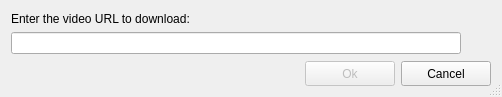
Before: the Qt Designer form ui/addvideo.ui in ckorn/xvst, drawn with Qt 5.
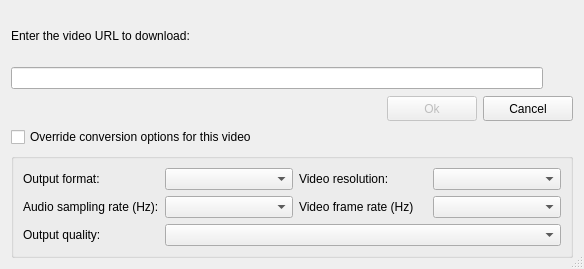
After: the same form once the commit is applied. Icons and pictures are not drawn.

Commit message: - Added custom conversion options in "Add form"

The edit to the form file:
```diff
--- a/ui/addvideo.ui
+++ b/ui/addvideo.ui
@@ -1,12 +1,12 @@
 <ui version="4.0" >
  <class>AddVideo</class>
- <widget class="QDialog" name="AddVideo" >
-  <property name="geometry" >
+ <widget class="QDialog" name="AddVideo">
+  <property name="geometry">
    <rect>
     <x>0</x>
     <y>0</y>
-    <width>502</width>
-    <height>97</height>
+    <width>584</width>
+    <height>269</height>
    </rect>
   </property>
   <property name="minimumSize" >
@@ -30,66 +30,71 @@
   <property name="sizeGripEnabled" >
    <bool>true</bool>
   </property>
-  <layout class="QGridLayout" >
-   <item row="0" column="0" colspan="2" >
-    <widget class="QLabel" name="lblTitle" >
-     <property name="text" >
+  <layout class="QGridLayout" name="gridLayout_2">
+   <item row="0" column="0">
+    <widget class="QLabel" name="lblTitle">
+     <property name="text">
       <string>Enter the video URL to download:</string>
      </property>
     </widget>
    </item>
-   <item row="1" column="0" >
-    <widget class="QLineEdit" name="edtURL" >
-     <property name="enabled" >
-      <bool>true</bool>
-     </property>
-     <property name="minimumSize" >
-      <size>
-       <width>0</width>
-       <height>21</height>
-      </size>
-     </property>
-     <property name="whatsThis" >
-      <string>URL of the video to downloaded</string>
-     </property>
-     <property name="accessibleName" >
-      <string>Video URL</string>
-     </property>
-     <property name="accessibleDescription" >
-      <string>URL of the video to downloaded</string>
-     </property>
-    </widget>
+   <item row="1" column="0">
+    <layout class="QHBoxLayout" name="horizontalLayout">
+     <item>
+      <widget class="QLineEdit" name="edtURL">
+       <property name="enabled">
+        <bool>true</bool>
+       </property>
+       <property name="minimumSize">
+        <size>
+         <width>0</width>
+         <height>21</height>
+        </size>
+       </property>
+       <property name="whatsThis">
+        <string>URL of the video to downloaded</string>
+       </property>
+       <property name="accessibleName">
+        <string>Video URL</string>
+       </property>
+       <property name="accessibleDescription">
+        <string>URL of the video to downloaded</string>
+       </property>
+      </widget>
+     </item>
+     <item>
+      <widget class="QToolButton" name="spbPasteURL">
+       <property name="toolTip">
+        <string>Paste URL from clipboard</string>
+       </property>
+       <property name="whatsThis">
+        <string>Paste the current clipboard content (only text)</string>
+       </property>
+       <property name="accessibleName">
+        <string>Paste URL from clipboard</string>
+       </property>
+       <property name="accessibleDescription">
+        <string>Paste the current clipboard content (only text)</string>
+       </property>
+       <property name="text">
+        <string/>
+       </property>
+       <property name="icon">
+        <iconset>
+         <normaloff>:/buttons/images/paste_plain.png</normaloff>:/buttons/images/paste_plain.png</iconset>
+       </property>
+       <property name="autoRaise">
+        <bool>true</bool>
+       </property>
+      </widget>
+     </item>
+    </layout>
    </item>
-   <item row="1" column="1" >
-    <widget class="QToolButton" name="spbPasteURL" >
-     <property name="toolTip" >
-      <string>Paste URL from clipboard</string>
-     </property>
-     <property name="whatsThis" >
-      <string>Paste the current clipboard content (only text)</string>
-     </property>
-     <property name="accessibleName" >
-      <string>Paste URL from clipboard</string>
-     </property>
-     <property name="accessibleDescription" >
-      <string>Paste the current clipboard content (only text)</string>
-     </property>
-     <property name="text" >
-      <string/>
-     </property>
-     <property name="icon" >
-      <iconset resource="../resources/resources.qrc" >:/buttons/images/paste_plain.png</iconset>
-     </property>
-     <property name="autoRaise" >
-      <bool>true</bool>
-     </property>
-    </widget>
-   </item>
-   <item row="2" column="0" colspan="2" >
-    <layout class="QHBoxLayout" >
+   <item row="2" column="0">
+    <layout class="QHBoxLayout">
      <item>
-      <widget class="QLabel" name="imgService" >
-       <property name="minimumSize" >
+      <widget class="QLabel" name="imgService">
+       <property name="minimumSize">
         <size>
          <width>16</width>
          <height>16</height>
@@ -110,8 +115,8 @@
       </widget>
      </item>
      <item>
-      <widget class="QLabel" name="lblVideoService" >
-       <property name="text" >
+      <widget class="QLabel" name="lblVideoService">
+       <property name="text">
         <string/>
        </property>
       </widget>
@@ -130,8 +135,8 @@
       </spacer>
      </item>
      <item>
-      <widget class="QPushButton" name="btnOk" >
-       <property name="enabled" >
+      <widget class="QPushButton" name="btnOk">
+       <property name="enabled">
         <bool>false</bool>
        </property>
        <property name="minimumSize" >
@@ -170,8 +175,8 @@
       </widget>
      </item>
      <item>
-      <widget class="QPushButton" name="btnCancel" >
-       <property name="minimumSize" >
+      <widget class="QPushButton" name="btnCancel">
+       <property name="minimumSize">
         <size>
          <width>90</width>
          <height>25</height>
@@ -205,6 +210,140 @@
      </item>
     </layout>
    </item>
+   <item row="4" column="0">
+    <widget class="QGroupBox" name="gpbVideoConversion">
+     <property name="whatsThis">
+      <string>Enable/disable the video conversions</string>
+     </property>
+     <property name="accessibleName">
+      <string>Convert videos</string>
+     </property>
+     <property name="accessibleDescription">
+      <string>Enable/disable the video conversions</string>
+     </property>
+     <property name="title">
+      <string/>
+     </property>
+     <property name="flat">
+      <bool>false</bool>
+     </property>
+     <property name="checkable">
+      <bool>false</bool>
+     </property>
+     <property name="checked">
+      <bool>false</bool>
+     </property>
+     <layout class="QGridLayout" name="gridLayout">
+      <item row="0" column="0">
+       <widget class="QLabel" name="lblOutputFormat">
+        <property name="text">
+         <string>Output format:</string>
+        </property>
+       </widget>
+      </item>
+      <item row="0" column="1">
+       <widget class="QComboBox" name="cmbOutputFormat">
+        <property name="whatsThis">
+         <string>Video output format</string>
+        </property>
+        <property name="accessibleName">
+         <string>Video output format combobox</string>
+        </property>
+        <property name="accessibleDescription">
+         <string>Video output format</string>
+        </property>
+       </widget>
+      </item>
+      <item row="0" column="2">
+       <widget class="QLabel" name="lblVideoResolution">
+        <property name="text">
+         <string>Video resolution:</string>
+        </property>
+       </widget>
+      </item>
+      <item row="0" column="3">
+       <widget class="QComboBox" name="cmbVideoResolution">
+        <property name="whatsThis">
+         <string>Video resolution</string>
+        </property>
+        <property name="accessibleName">
+         <string>Video resolution combobox</string>
+        </property>
+        <property name="accessibleDescription">
+         <string>Video resolution</string>
+        </property>
+       </widget>
+      </item>
+      <item row="1" column="0">
+       <widget class="QLabel" name="lblAudioSampling">
+        <property name="text">
+         <string>Audio sampling rate (Hz):</string>
+        </property>
+       </widget>
+      </item>
+      <item row="1" column="1">
+       <widget class="QComboBox" name="cmbAudioSampling">
+        <property name="whatsThis">
+         <string>Video audio sampling rate (Hz)</string>
+        </property>
+        <property name="accessibleName">
+         <string>Video audio sampling rate combobox</string>
+        </property>
+        <property name="accessibleDescription">
+         <string>Video audio sampling rate (Hz)</string>
+        </property>
+       </widget>
+      </item>
+      <item row="1" column="2">
+       <widget class="QLabel" name="lblVideoFrameRate">
+        <property name="text">
+         <string>Video frame rate (Hz)</string>
+        </property>
+       </widget>
+      </item>
+      <item row="1" column="3">
+       <widget class="QComboBox" name="cmbVideoFrameRate">
+        <property name="whatsThis">
+         <string>Video frame rate (Hz)</string>
+        </property>
+        <property name="accessibleName">
+         <string>Video frame rate combobox</string>
+        </property>
+        <property name="accessibleDescription">
+         <string>Video frame rate (Hz)</string>
+        </property>
+       </widget>
+      </item>
+      <item row="2" column="0">
+       <widget class="QLabel" name="lblOutputQuality">
+        <property name="text">
+         <string>Output quality:</string>
+        </property>
+       </widget>
+      </item>
+      <item row="2" column="1" colspan="3">
+       <widget class="QComboBox" name="cmbOutputQuality">
+        <property name="whatsThis">
+         <string>General video output quality</string>
+        </property>
+        <property name="accessibleName">
+         <string>General video output quality combobox</string>
+        </property>
+        <property name="accessibleDescription">
+         <string>General video output quality</string>
+        </property>
+       </widget>
+      </item>
+     </layout>
+    </widget>
+   </item>
+   <item row="3" column="0">
+    <widget class="QCheckBox" name="chbOverrideConversion">
+     <property name="text">
+      <string>Override conversion options for this video</string>
+     </property>
+    </widget>
+   </item>
   </layout>
  </widget>
  <tabstops>
```
Left out of the diff: 62 changed lines with no effect on the pictures. The commit also changes 2 other files.
